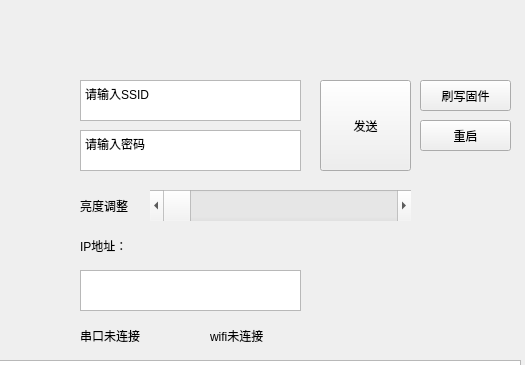
First picture: the form in main_window.ui, repository paper-tei/paper_tracker, before the edit; both pictures show x 310 to 835 and y 0 to 365 of the 835 by 553 pixel window.
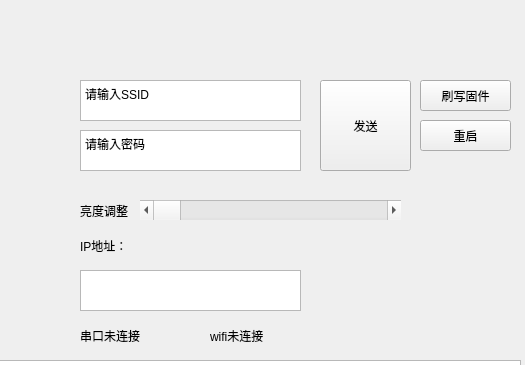
Second picture: the form after the edit.

Commit message: add qss style

Patch:
```diff
--- a/main_window.ui
+++ b/main_window.ui
@@ -13,6 +13,9 @@
   <property name="windowTitle">
    <string>PaperTrack</string>
   </property>
+  <property name="styleSheet">
+   <string notr="true"/>
+  </property>
   <widget class="QStackedWidget" name="stackedWidget">
    <property name="geometry">
     <rect>
@@ -68,10 +71,10 @@
     <widget class="QScrollBar" name="BrightnessBar">
      <property name="geometry">
       <rect>
-       <x>460</x>
-       <y>140</y>
+       <x>450</x>
+       <y>150</y>
        <width>261</width>
-       <height>31</height>
+       <height>20</height>
       </rect>
      </property>
      <property name="orientation">
@@ -82,9 +85,9 @@
      <property name="geometry">
       <rect>
        <x>390</x>
-       <y>140</y>
+       <y>150</y>
        <width>51</width>
-       <height>31</height>
+       <height>21</height>
       </rect>
      </property>
      <property name="text">
```
The commit also changes 2 other files.
